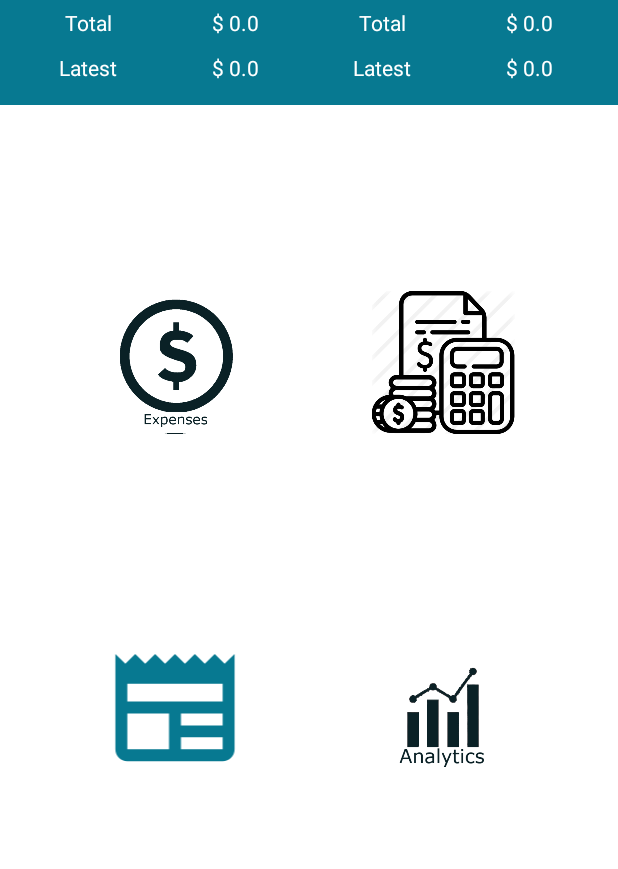
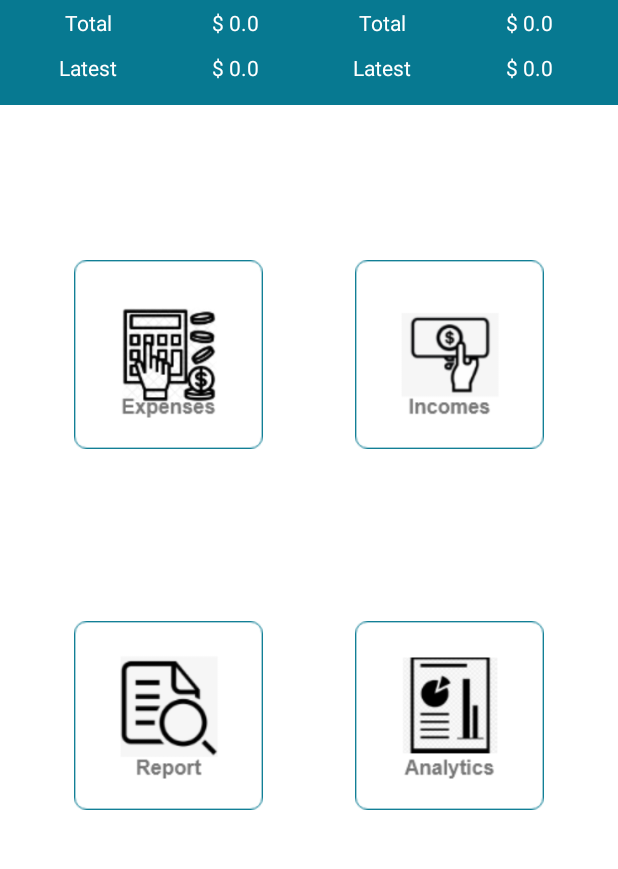
Before and after one commit to RoarshacH/ExpensesTracker, an Android app: the screen it shows after launch (MainActivity), on a phone screen of 412 x 824 dp, the part 271-1140 px from its top. Run offline under Robolectric (Android 15) with nearby library versions, the phone set to English and light mode, and no system bars; 2 statements that could not run were skipped.

Commit message:
Updated the home icons

```diff
--- a/app/src/main/AndroidManifest.xml
+++ b/app/src/main/AndroidManifest.xml
@@ -4,9 +4,9 @@
 
     <application
         android:allowBackup="true"
-        android:icon="@mipmap/ic_launcher"
+        android:icon="@drawable/budget"
         android:label="@string/app_name"
-        android:roundIcon="@mipmap/ic_launcher_round"
+        android:roundIcon="@drawable/budget"
         android:supportsRtl="true"
         android:theme="@style/Theme.ExpesesTracker">
         <activity
--- a/app/src/main/res/layout/activity_main.xml
+++ b/app/src/main/res/layout/activity_main.xml
@@ -154,59 +154,59 @@
 
     <ImageButton
         android:id="@+id/expensesImageButton"
-        android:layout_width="125dp"
-        android:layout_height="115dp"
+        android:layout_width="150dp"
+        android:layout_height="150dp"
         android:backgroundTint="#002196F3"
         android:contentDescription="Expenses"
         android:scaleType="fitCenter"
+        android:src="@drawable/expense_icon"
         app:layout_constraintBottom_toTopOf="@+id/reportImageButton"
         app:layout_constraintEnd_toStartOf="@+id/incomesImageButton"
         app:layout_constraintHorizontal_bias="0.5"
         app:layout_constraintStart_toStartOf="parent"
-        app:layout_constraintTop_toBottomOf="@+id/Table"
-        android:src="@drawable/expenses" />
+        app:layout_constraintTop_toBottomOf="@+id/Table" />
 
     <ImageButton
         android:id="@+id/incomesImageButton"
-        android:layout_width="125dp"
-        android:layout_height="115dp"
+        android:layout_width="150dp"
+        android:layout_height="150dp"
         android:backgroundTint="#002196F3"
         android:contentDescription="Incomes"
         android:scaleType="fitCenter"
+        android:src="@drawable/incomes_icon"
         app:layout_constraintBottom_toTopOf="@+id/analyticsImageButton"
         app:layout_constraintEnd_toEndOf="parent"
         app:layout_constraintHorizontal_bias="0.5"
         app:layout_constraintStart_toEndOf="@+id/expensesImageButton"
-        app:layout_constraintTop_toBottomOf="@+id/Table"
-        android:src="@drawable/budget" />
+        app:layout_constraintTop_toBottomOf="@+id/Table" />
 
     <ImageButton
         android:id="@+id/reportImageButton"
-        android:layout_width="125dp"
-        android:layout_height="115dp"
+        android:layout_width="150dp"
+        android:layout_height="150dp"
         android:backgroundTint="#002196F3"
         android:contentDescription="Report"
         android:scaleType="fitCenter"
+        android:src="@drawable/reports_icon"
         app:layout_constraintBottom_toBottomOf="parent"
         app:layout_constraintEnd_toStartOf="@+id/analyticsImageButton"
         app:layout_constraintHorizontal_bias="0.5"
         app:layout_constraintStart_toStartOf="parent"
-        app:layout_constraintTop_toBottomOf="@+id/expensesImageButton"
-        android:src="@drawable/ic_report" />
+        app:layout_constraintTop_toBottomOf="@+id/expensesImageButton" />
 
     <ImageButton
         android:id="@+id/analyticsImageButton"
-        android:layout_width="125dp"
-        android:layout_height="115dp"
+        android:layout_width="150dp"
+        android:layout_height="150dp"
         android:backgroundTint="#002196F3"
         android:contentDescription="Analytics"
         android:scaleType="fitCenter"
+        android:src="@drawable/analytics_icon"
         app:layout_constraintBottom_toBottomOf="parent"
         app:layout_constraintEnd_toEndOf="parent"
         app:layout_constraintHorizontal_bias="0.5"
         app:layout_constraintStart_toEndOf="@+id/reportImageButton"
-        app:layout_constraintTop_toBottomOf="@+id/incomesImageButton"
-        android:src="@drawable/ic_anaytic" />
+        app:layout_constraintTop_toBottomOf="@+id/incomesImageButton" />
 
 
 </androidx.constraintlayout.widget.ConstraintLayout>
```
Also changed, not shown: app/src/main/res/drawable/analytics_icon.png (added), app/src/main/res/drawable/expense_icon.png (added), app/src/main/res/drawable/incomes_icon.png (added), app/src/main/res/drawable/reports_icon.png (added).
